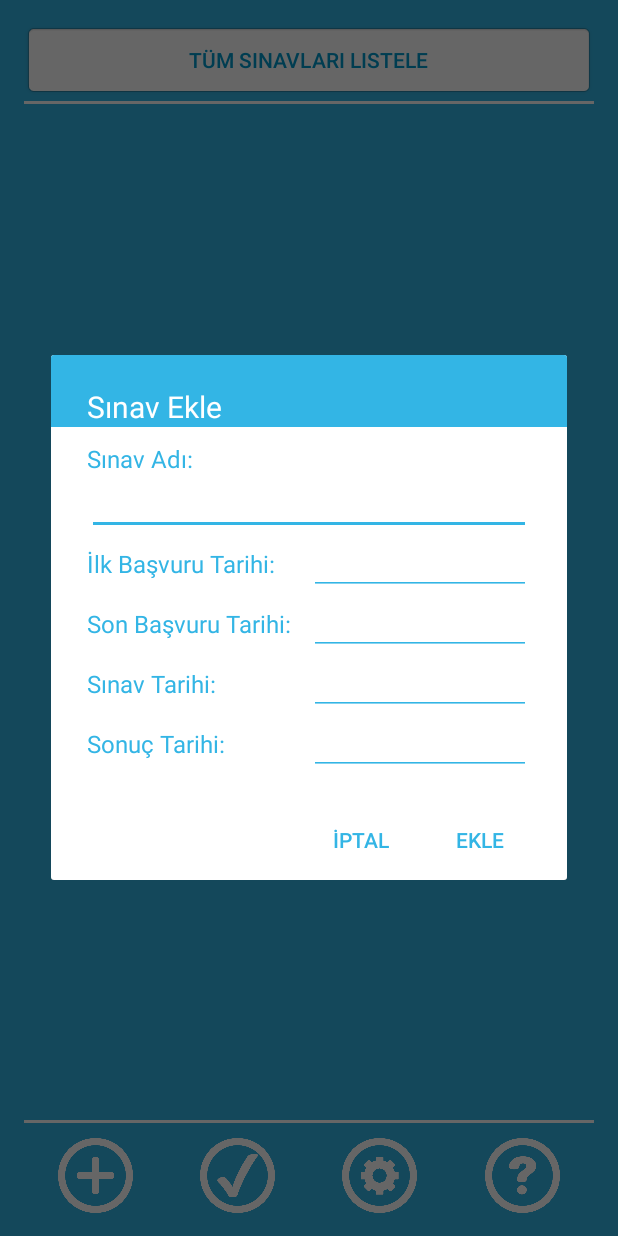
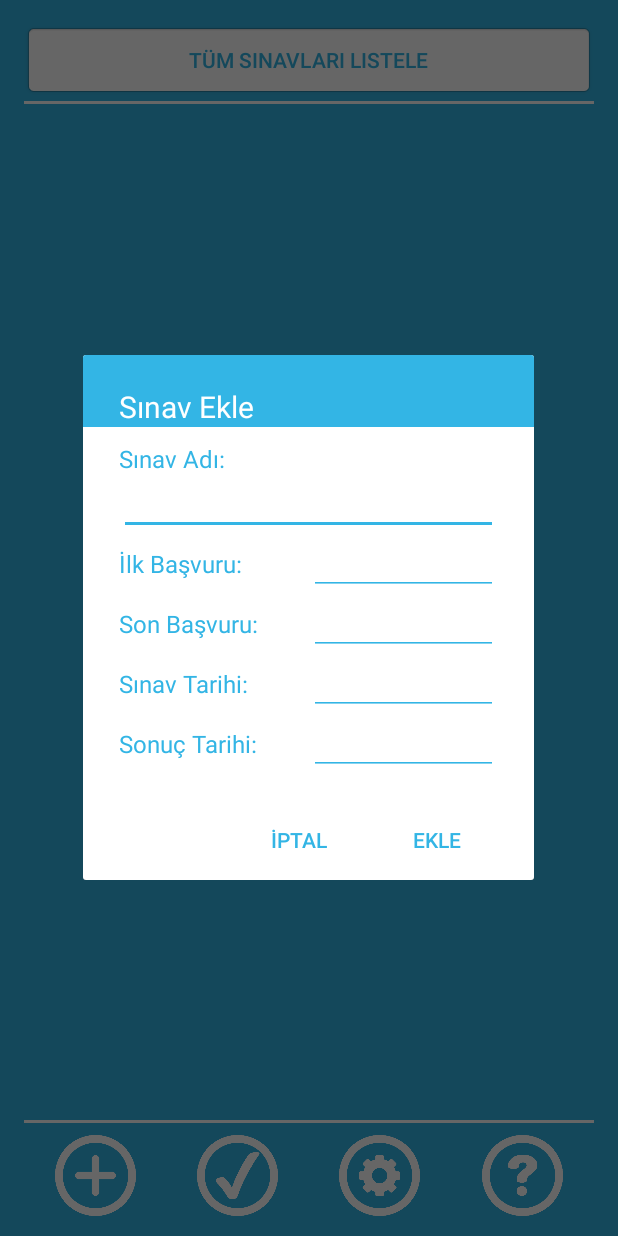
Before and after one commit to harunuyar/Sinav-Asistani-Android, an Android app: the screen it shows after launch (MainActivity), after a tap on an icon or button, on a phone screen of 412 x 824 dp. Run offline under Robolectric (Android 15) with nearby library versions, the phone set to English and light mode, and no system bars; network calls fail.

Commit message:
Update 04.03.2017

```diff
--- a/app/src/main/java/com/harunuyar/sinavasistani/Receiver/BildirimReceiver.java
+++ b/app/src/main/java/com/harunuyar/sinavasistani/Receiver/BildirimReceiver.java
@@ -38,7 +38,7 @@ public class BildirimReceiver extends BroadcastReceiver {
             }
         }
 
-        String controlMessage = intent.getAction().equals(Constants.MANUAL_INTENT) ? "Manuel kontrol yapıldı.\n" : "Otomatik kontrol yapıldı.\n";
+        String controlMessage = Constants.MANUAL_INTENT.equals(intent.getAction()) ? "Manuel kontrol yapıldı.\n" : "Otomatik kontrol yapıldı.\n";
         Toast.makeText(context, controlMessage + examsToBeNotified.size() + " sınav kontrol edildi.", Toast.LENGTH_SHORT).show();
 
         for (Exam e : examsToBeNotified){
--- a/app/src/main/res/layout/activity_main.xml
+++ b/app/src/main/res/layout/activity_main.xml
@@ -10,7 +10,7 @@
     android:paddingRight="@dimen/activity_horizontal_margin"
     android:paddingTop="@dimen/activity_vertical_margin"
     tools:context="com.harunuyar.sinavasistani.MainActivity"
-    android:background="@android:color/holo_blue_light">
+    android:background="@color/colorAccent">
 
     <LinearLayout
         android:orientation="vertical"
@@ -32,7 +32,7 @@
                 android:layout_height="match_parent"
                 android:id="@+id/buttonListele"
                 android:background="@android:drawable/editbox_background"
-                android:textColor="@android:color/holo_blue_dark" />
+                android:textColor="@color/colorAccent" />
 
         </LinearLayout>
 
@@ -45,7 +45,7 @@
             <ImageView
                 android:layout_width="match_parent"
                 android:layout_height="2dip"
-                app:srcCompat="@android:color/background_light"/>
+                app:srcCompat="@color/colorSecondary"/>
 
             <ListView
                 android:layout_width="match_parent"
@@ -68,7 +68,7 @@
         <ImageView
             android:layout_width="match_parent"
             android:layout_height="2dip"
-            app:srcCompat="@android:color/background_light"/>
+            app:srcCompat="@color/colorSecondary"/>
 
         <LinearLayout
             android:layout_width="match_parent"
@@ -79,37 +79,41 @@
                 app:srcCompat="@drawable/add"
                 android:id="@+id/addButton"
                 android:scaleType="centerInside"
-                android:backgroundTint="@android:color/transparent"
+                android:background="#00000000"
                 android:layout_height="70dip"
                 android:layout_width="0dp"
-                android:layout_weight="1" />
+                android:layout_weight="1"
+                android:padding="8dp" />
 
             <ImageButton
                 app:srcCompat="@drawable/check"
                 android:id="@+id/checkButton"
                 android:scaleType="centerInside"
-                android:backgroundTint="@android:color/transparent"
+                android:background="#00000000"
                 android:layout_height="70dip"
                 android:layout_width="0dp"
-                android:layout_weight="1" />
+                android:layout_weight="1"
+                android:padding="8dp" />
 
             <ImageButton
                 android:layout_height="70dip"
                 app:srcCompat="@drawable/settings"
                 android:id="@+id/settingsButton"
-                android:backgroundTint="@android:color/transparent"
+                android:background="#00000000"
                 android:scaleType="centerInside"
                 android:layout_width="0dp"
-                android:layout_weight="1" />
+                android:layout_weight="1"
+                android:padding="8dp" />
 
             <ImageButton
                 android:layout_height="70dip"
                 app:srcCompat="@drawable/help"
                 android:id="@+id/helpButton"
-                android:backgroundTint="@android:color/transparent"
+                android:background="#00000000"
                 android:scaleType="centerInside"
                 android:layout_width="0dp"
-                android:layout_weight="1" />
+                android:layout_weight="1"
+                android:padding="8dp" />
         </LinearLayout>
 
     </LinearLayout>
--- a/app/src/main/res/layout/exam_dialog.xml
+++ b/app/src/main/res/layout/exam_dialog.xml
@@ -7,7 +7,7 @@
     android:layout_width="match_parent"
     android:layout_height="wrap_content"
     android:orientation="vertical"
-    android:background="@android:color/white">
+    android:background="@color/colorSecondary">
 
     <LinearLayout
         android:id="@+id/topPanel"
@@ -15,7 +15,7 @@
         android:layout_height="wrap_content"
         android:minHeight="48dip"
         android:orientation="vertical"
-        android:background="@android:color/holo_blue_light">
+        android:background="@color/colorAccent">
 
         <LinearLayout android:id="@+id/title_template"
             android:layout_width="match_parent"
@@ -39,7 +39,7 @@
                 android:textAppearance="@style/TextAppearance.AppCompat.Notification.Title"
                 android:fontFamily="sans-serif"
                 android:textSize="20sp"
-                android:textColor="@android:color/white" />
+                android:textColor="@color/colorSecondary" />
 
         </LinearLayout>
 
@@ -67,7 +67,7 @@
                     android:text="Sınav Adı:"
                     android:layout_width="match_parent"
                     android:layout_height="wrap_content"
-                    android:textColor="@android:color/holo_blue_light"
+                    android:textColor="@color/colorAccent"
                     android:textSize="16sp" />
 
                 <EditText
@@ -76,10 +76,10 @@
                     android:inputType="text|textCapWords|textAutoCorrect"
                     android:ems="10"
                     android:id="@+id/nameEditText"
-                    android:textColor="@android:color/holo_blue_light"
-                    android:backgroundTint="@android:color/holo_blue_light"
+                    android:textColor="@color/colorAccent"
+                    android:backgroundTint="@color/colorAccent"
                     android:textSize="14sp"
-                    android:textColorLink="@android:color/holo_blue_light"
+                    android:textColorLink="@color/colorAccent"
                     android:textCursorDrawable="?android:attr/textCursorDrawable" />
 
                 <LinearLayout
@@ -88,10 +88,10 @@
                     android:layout_height="match_parent">
 
                     <TextView
-                        android:text="İlk Başvuru Tarihi:"
+                        android:text="İlk Başvuru:"
                         android:layout_width="match_parent"
                         android:layout_height="wrap_content"
-                        android:textColor="@android:color/holo_blue_light"
+                        android:textColor="@color/colorAccent"
                         android:textSize="16sp"
                         android:layout_weight="1" />
 
@@ -101,11 +101,11 @@
                         android:inputType="date"
                         android:ems="10"
                         android:id="@+id/FirstEditText"
-                        android:textColor="@android:color/holo_blue_light"
-                        android:backgroundTint="@android:color/holo_blue_light"
+                        android:textColor="@color/colorAccent"
+                        android:backgroundTint="@color/colorAccent"
                         android:textSize="14sp"
                         android:layout_weight="1"
-                        android:textColorLink="@android:color/holo_blue_light"
+                        android:textColorLink="@color/colorAccent"
                         android:textCursorDrawable="?android:attr/textCursorDrawable" />
 
                 </LinearLayout>
@@ -116,10 +116,10 @@
                     android:layout_height="match_parent">
 
                     <TextView
-                        android:text="Son Başvuru Tarihi:"
+                        android:text="Son Başvuru:"
                         android:layout_width="match_parent"
                         android:layout_height="wrap_content"
-                        android:textColor="@android:color/holo_blue_light"
+                        android:textColor="@color/colorAccent"
                         android:textSize="16sp"
                         android:layout_weight="1" />
 
@@ -129,11 +129,11 @@
                         android:inputType="date"
                         android:ems="10"
                         android:id="@+id/LastEditText"
-                        android:textColor="@android:color/holo_blue_light"
-                        android:backgroundTint="@android:color/holo_blue_light"
+                        android:textColor="@color/colorAccent"
+                        android:backgroundTint="@color/colorAccent"
                         android:textSize="14sp"
                         android:layout_weight="1"
-                        android:textColorLink="@android:color/holo_blue_light"
+                        android:textColorLink="@color/colorAccent"
                         android:textCursorDrawable="?android:attr/textCursorDrawable" />
                 </LinearLayout>
 
@@ -146,7 +146,7 @@
                         android:text="Sınav Tarihi:"
                         android:layout_width="match_parent"
                         android:layout_height="wrap_content"
-                        android:textColor="@android:color/holo_blue_light"
+                        android:textColor="@color/colorAccent"
                         android:textSize="16sp"
                         android:layout_weight="1" />
 
@@ -156,11 +156,11 @@
                         android:inputType="date"
                         android:ems="10"
                         android:id="@+id/sınavEditText"
-                        android:textColor="@android:color/holo_blue_light"
-                        android:backgroundTint="@android:color/holo_blue_light"
+                        android:textColor="@color/colorAccent"
+                        android:backgroundTint="@color/colorAccent"
                         android:textSize="14sp"
                         android:layout_weight="1"
-                        android:textColorLink="@android:color/holo_blue_light"
+                        android:textColorLink="@color/colorAccent"
                         android:textCursorDrawable="?android:attr/textCursorDrawable" />
                 </LinearLayout>
 
@@ -173,7 +173,7 @@
                         android:text="Sonuç Tarihi:"
                         android:layout_width="match_parent"
                         android:layout_height="wrap_content"
-                        android:textColor="@android:color/holo_blue_light"
+                        android:textColor="@color/colorAccent"
                         android:textSize="16sp"
                         android:layout_weight="1" />
 
@@ -183,11 +183,11 @@
                         android:inputType="date"
                         android:ems="10"
                         android:id="@+id/sonuçEditText"
-                        android:textColor="@android:color/holo_blue_light"
-                        android:backgroundTint="@android:color/holo_blue_light"
+                        android:textColor="@color/colorAccent"
+                        android:backgroundTint="@color/colorAccent"
                         android:textSize="14sp"
                         android:layout_weight="1"
-                        android:textColorLink="@android:color/holo_blue_light"
+                        android:textColorLink="@color/colorAccent"
                         android:textCursorDrawable="?android:attr/textCursorDrawable" />
                 </LinearLayout>
 
@@ -205,8 +205,8 @@
             android:layout_height="wrap_content"
             android:orientation="horizontal"
             android:paddingTop="4dip"
-            android:paddingLeft="24dip"
-            android:paddingRight="18dip"
+            android:paddingStart="24dip"
+            android:paddingEnd="18dip"
             android:measureWithLargestChild="true">
             <LinearLayout android:id="@+id/leftSpacer"
                 android:layout_weight="0.8"
@@ -214,14 +214,6 @@
                 android:layout_height="wrap_content"
                 android:orientation="horizontal"
                 android:visibility="visible" />
-            <Button android:id="@+id/button1"
-                android:layout_width="0dip"
-                android:layout_gravity="left"
-                android:layout_weight="1"
-                style="?android:attr/buttonBarButtonStyle"
-                android:maxLines="2"
-                android:layout_height="wrap_content"
-                android:textColor="@android:color/holo_blue_light" />
             <Button android:id="@+id/button3"
                 android:layout_width="0dip"
                 android:layout_gravity="center_horizontal"
@@ -229,7 +221,7 @@
                 style="?android:attr/buttonBarButtonStyle"
                 android:maxLines="2"
                 android:layout_height="wrap_content"
-                android:textColor="@android:color/holo_blue_light" />
+                android:textColor="@color/colorAccent" />
             <Button android:id="@+id/button2"
                 android:layout_width="0dip"
                 android:layout_gravity="right"
@@ -237,13 +229,7 @@
                 style="?android:attr/buttonBarButtonStyle"
                 android:maxLines="2"
                 android:layout_height="wrap_content"
-                android:textColor="@android:color/holo_blue_light" />
-            <LinearLayout android:id="@+id/rightSpacer"
-                android:layout_width="0dip"
-                android:layout_weight="0.25"
-                android:layout_height="wrap_content"
-                android:orientation="horizontal"
-                android:visibility="gone" />
+                android:textColor="@color/colorAccent" />
         </LinearLayout>
     </LinearLayout>
 </LinearLayout>
--- a/app/src/main/res/values/colors.xml
+++ b/app/src/main/res/values/colors.xml
@@ -1,6 +1,8 @@
 <?xml version="1.0" encoding="utf-8"?>
 <resources>
-    <color name="colorPrimary">#3F51B5</color>
-    <color name="colorPrimaryDark">#303F9F</color>
-    <color name="colorAccent">@android:color/holo_blue_light</color>
+    <color name="colorPrimary">#33b5e5</color>
+    <color name="colorPrimaryDark">#33b5e5</color>
+    <color name="colorDark">#303F9F</color>
+    <color name="colorSecondary">#FFFFFF</color>
+    <color name="colorAccent">#33b5e5</color>
 </resources>
```
Also changed, not shown: app/src/main/res/layout/activity_help.xml (+5 -8 lines), app/src/main/res/layout/delete_exam_dialog.xml (+13 -22 lines), app/src/main/res/layout/item.xml (+6 -6 lines), app/src/main/res/layout/settings_dialog.xml (+15 -24 lines).
